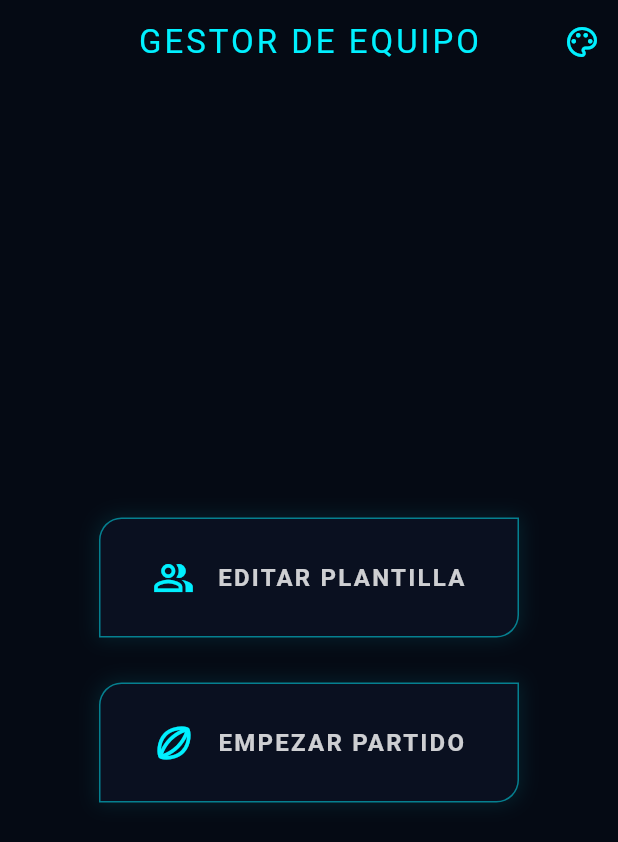
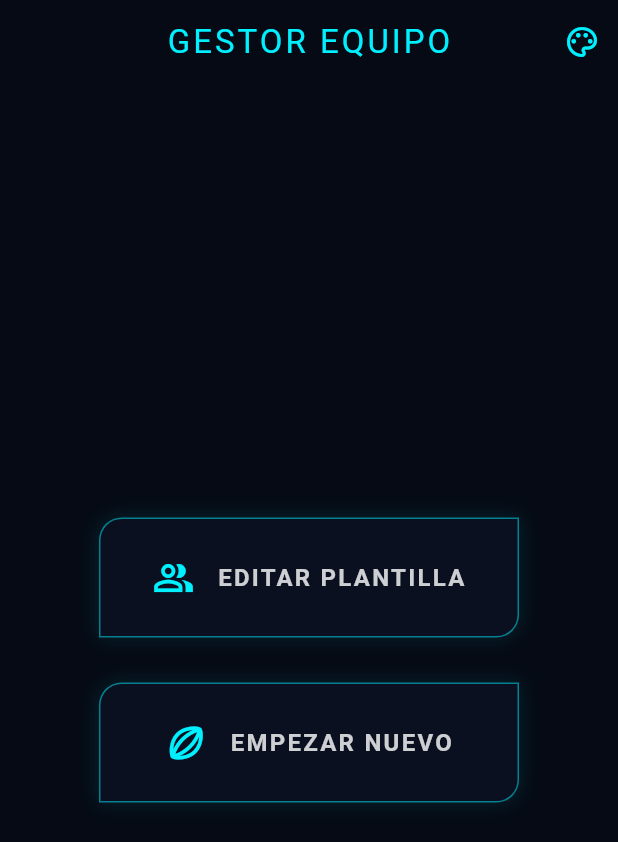
Before and after one commit to figueIII/rugby_manager, a Flutter app: the screen it shows after launch, on a phone screen of 412 x 824 dp. Shown: the top 842 px of the screen. Run offline on Flutter 3.47's test engine with Material 3 defaults, Android fonts, the phone set to English and light mode, and no system bars; our stand-ins replace shared_preferences.

Commit message:
Actualizando App

```diff
--- a/lib/providers/data_manager.dart
+++ b/lib/providers/data_manager.dart
@@ -187,4 +187,9 @@ class DataManager extends ChangeNotifier {
     int segundos = segundosPartido % 60;
     return "${minutos.toString().padLeft(2, '0')}:${segundos.toString().padLeft(2, '0')}";
   }
+  // Verificar si hay un partido en curso o datos guardados
+  bool hayPartidoGuardado() {
+    // Consideramos que hay partido si el tiempo es > 0 o hay algún punto
+    return segundosPartido > 0 || puntosBUC > 0 || puntosRival > 0;
+  }
 }
--- a/lib/screens/inicio_screen.dart
+++ b/lib/screens/inicio_screen.dart
@@ -9,20 +9,18 @@ class InicioScreen extends StatelessWidget {
   @override
   Widget build(BuildContext context) {
     final data = Provider.of<DataManager>(context);
-    final tema = data.temaActual; // Usamos el tema actual para pintar esta pantalla también
+    final tema = data.temaActual;
 
     return Scaffold(
-      backgroundColor: tema.bgPrincipal, // Fondo dinámico
+      backgroundColor: tema.bgPrincipal,
       appBar: AppBar(
-        title: Text('GESTOR DE EQUIPO', style: TextStyle(color: tema.colorPositivo, letterSpacing: 2)),
+        title: Text('GESTOR EQUIPO', style: TextStyle(color: tema.colorPositivo, letterSpacing: 2)),
         centerTitle: true,
         backgroundColor: Colors.transparent,
         elevation: 0,
         actions: [
-          // BOTÓN PARA CAMBIAR ESTILO
           IconButton(
             icon: Icon(Icons.palette_outlined, color: tema.colorPositivo),
-            tooltip: "Cambiar Estilo Visual",
             onPressed: () => _mostrarSelectorTemas(context, data),
           )
         ],
@@ -31,6 +29,18 @@ class InicioScreen extends StatelessWidget {
         child: Column(
           mainAxisAlignment: MainAxisAlignment.center,
           children: [
+            // BOTÓN CONTINUAR PARTIDO (Solo si hay datos)
+            if (data.hayPartidoGuardado()) ...[
+              _MenuButton(
+                text: 'CONTINUAR PARTIDO',
+                tema: tema,
+                icon: Icons.play_arrow,
+                colorOverride: Colors.orangeAccent, // Color especial para destacar
+                onTap: () => Navigator.pushNamed(context, '/partido'),
+              ),
+              const SizedBox(height: 30),
+            ],
+
             _MenuButton(
               text: 'EDITAR PLANTILLA',
               tema: tema,
@@ -39,7 +49,7 @@ class InicioScreen extends StatelessWidget {
             ),
             const SizedBox(height: 30),
             _MenuButton(
-              text: 'EMPEZAR PARTIDO',
+              text: 'EMPEZAR NUEVO',
               tema: tema,
               icon: Icons.sports_rugby_outlined,
               onTap: () => Navigator.pushNamed(context, '/seleccionar_convocados'),
@@ -50,7 +60,6 @@ class InicioScreen extends StatelessWidget {
     );
   }
 
-  // Ventana emergente para elegir tema
   void _mostrarSelectorTemas(BuildContext context, DataManager data) {
     showModalBottomSheet(
       context: context,
@@ -72,11 +81,11 @@ class InicioScreen extends StatelessWidget {
                     final isSelected = t.id == data.temaActual.id;
                     return ListTile(
                       leading: CircleAvatar(backgroundColor: t.colorPositivo),
-                      title: Text(t.nombre, style: const TextStyle(color: Colors.white)),
+                      title: Text(t.nombre, style: TextStyle(color: data.temaActual.textoPrincipal)),
                       trailing: isSelected ? Icon(Icons.check, color: t.colorPositivo) : null,
                       onTap: () {
                         data.cambiarTema(t);
-                        Navigator.pop(ctx); // Cerrar ventana
+                        Navigator.pop(ctx);
                       },
                     );
                   },
@@ -95,11 +104,13 @@ class _MenuButton extends StatelessWidget {
   final GameTheme tema;
   final IconData icon;
   final VoidCallback onTap;
+  final Color? colorOverride;
 
-  const _MenuButton({required this.text, required this.tema, required this.icon, required this.onTap});
+  const _MenuButton({required this.text, required this.tema, required this.icon, required this.onTap, this.colorOverride});
 
   @override
   Widget build(BuildContext context) {
+    final color = colorOverride ?? tema.colorPositivo;
     return GestureDetector(
       onTap: onTap,
       child: Container(
@@ -107,11 +118,10 @@ class _MenuButton extends StatelessWidget {
         padding: const EdgeInsets.symmetric(vertical: 25),
         decoration: BoxDecoration(
           color: tema.bgPanel,
-          border: Border.all(color: tema.colorPositivo.withOpacity(0.5), width: 1),
+          border: Border.all(color: color.withOpacity(0.5), width: 1),
           boxShadow: [
-            BoxShadow(color: tema.colorPositivo.withOpacity(0.1), blurRadius: 10, spreadRadius: 1)
+            BoxShadow(color: color.withOpacity(0.1), blurRadius: 10, spreadRadius: 1)
           ],
-          // Borde biselado (cortado)
           borderRadius: const BorderRadius.only(
             topLeft: Radius.circular(15),
             bottomRight: Radius.circular(15)
@@ -120,7 +130,7 @@ class _MenuButton extends StatelessWidget {
         child: Row(
           mainAxisAlignment: MainAxisAlignment.center,
           children: [
-            Icon(icon, color: tema.colorPositivo, size: 28),
+            Icon(icon, color: color, size: 28),
             const SizedBox(width: 15),
             Text(text,
                 style: TextStyle(
```
Also changed, not shown: lib/screens/seleccionar_convocados_screen.dart (+68 -14 lines), docs/assets/fonts/MaterialIcons-Regular.otf, 5 other files.
